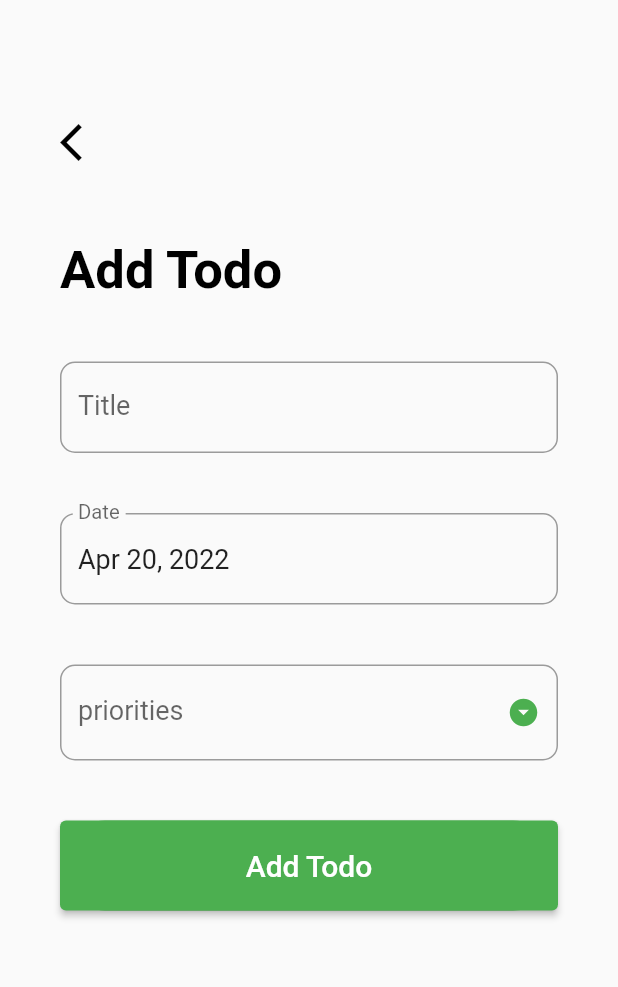
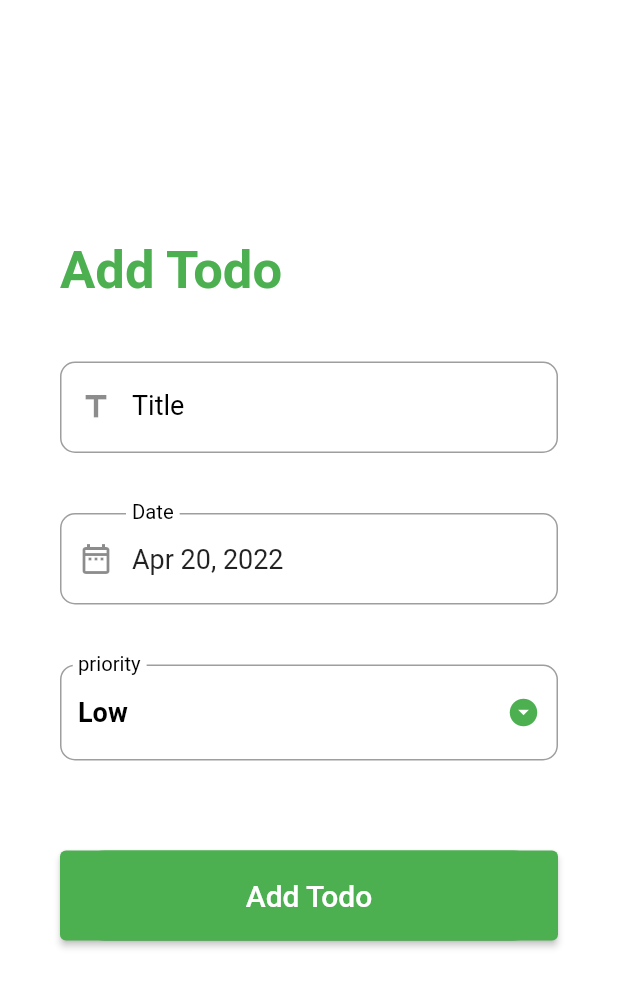
Before and after one commit to waynetipsy/Cop_Todo, a Flutter app: the AddNote screen opened directly, on a phone screen of 412 x 824 dp. Shown: the top 987 px of the screen. Run offline on Flutter 3.47's test engine with Material 2 defaults, Android fonts, the light colour scheme and no system bars; our stand-ins replace animated_text_kit, cloud_firestore, firebase_auth, firebase_core, fluttertoast, font_awesome_flutter and 4 more; accounts and stored records are empty.

Commit message:
New Changes

```diff
--- a/lib/main.dart
+++ b/lib/main.dart
@@ -1,7 +1,7 @@
 import 'package:firebase_core/firebase_core.dart';
 import 'package:flutter/material.dart';
 import 'package:login_todo/authchange.dart';
-//import './screen/splashscreen.dart';
+
 
 
 
--- a/lib/maindrawer.dart
+++ b/lib/maindrawer.dart
@@ -1,7 +1,6 @@
 import 'package:flutter/material.dart';
 import './custom_page_route.dart';
 import 'package:font_awesome_flutter/font_awesome_flutter.dart';
-import 'package:login_todo/calendar.dart';
 import 'package:login_todo/logout.dart';
 import './pages/homepage.dart';
 
@@ -86,7 +85,7 @@ class _MainDrawerState extends State<MainDrawer> {
         ListTile(
           onTap: () {
           showAboutDialog(context: context,
-          applicationLegalese: 'This is a task management app to help you stay organized and manage your day-to-day todo task.',
+          applicationLegalese: 'This is a task management app to help you stay organized and manage your day-to-day todo task.Built with Sqlite and Firebase',
           applicationName: 'Todo Note App'
            );
           },
--- a/lib/models/todo_model.dart
+++ b/lib/models/todo_model.dart
@@ -1,3 +1,5 @@
+import 'dart:convert';
+
 class Todo {
   int? id;
   String? title;
@@ -6,7 +8,6 @@ class Todo {
   int? status;
 
   Todo({
-
      this.title,
      this.date,
      this.priority,
@@ -24,7 +25,7 @@ class Todo {
   Map<String, dynamic> toMap() {
     final map = Map<String, dynamic>();
 
-    if(id != null){
+    if(id != null) {
     map['id'] = id;
   }
 
@@ -34,12 +35,59 @@ class Todo {
     map['status'] = status;
     return map;
   }
-  factory Todo.fromMap(Map<String, dynamic> map){
+  factory Todo.fromMap(Map<String, dynamic> map) {
     return Todo.withId(
       id: map['id'],
       title: map['title'],
+      date: DateTime.parse(map['date']),
       priority: map['priority'],
       status: map['status'],
     );
   }
+
+ /*  Todo copyWith({
+    int? id,
+    String? title,
+    DateTime? date,
+    String? priority,
+    int? status,
+  }) {
+    return Todo(
+      id: id ?? this.id,
+      title: title ?? this.title,
+      date: date ?? this.date,
+      priority: priority ?? this.priority,
+      status: status ?? this.status,
+    );
   }
+
+  String toJson() => json.encode(toMap());
+
+  factory Todo.fromJson(String source) => Todo.fromMap(json.decode(source));
+
+  @override
+  String toString() {
+    return 'Todo(id: $id, title: $title, date: $date, priority: $priority, status: $status)';
+  }
+
+  @override
+  bool operator ==(Object other) {
+    if (identical(this, other)) return true;
+
+    return other is Todo &&
+      other.id == id &&
+      other.title == title &&
+      other.date == date &&
+      other.priority == priority &&
+      other.status == status;
+  }
+
+  @override
+  int get hashCode {
+    return id.hashCode ^
+      title.hashCode ^
+      date.hashCode ^
+      priority.hashCode ^
+      status.hashCode;
+  } */
+}
--- a/lib/pages/addnote.dart
+++ b/lib/pages/addnote.dart
@@ -23,26 +23,31 @@ class AddNote extends StatefulWidget {
 class _AddNoteState extends State<AddNote> {
 
   String _title  = '';
-  late String description;
+  String _priority = 'Low';
+  // late String description;
+  //int _status = 0;
   String btnText = 'Add Note';
   String titleText = 'Add Note';
-   String? priority;
   DateTime _date = DateTime.now();
+
   final _formKey = GlobalKey<FormState>();
 
-   TextEditingController _dateController = TextEditingController();
+  TextEditingController _dateController = TextEditingController();
 
-   final DateFormat _dateFormatter = DateFormat('MMM dd, yyyy');
-    List<String> priorities = ['Low ', 'Medium', 'High'];
+ final DateFormat _dateFormatter = DateFormat('MMM dd, yyyy');
+ final List<String> _priorities = ['Low', 'Medium', 'High'];
+
+  get status => null;
+  get id => null;
 
       @override
-   void initState() {
+    void initState() {
      super.initState();
 
      if(widget.todo != null) {
       _title = widget.todo!.title!;
       _date = widget.todo!.date!;
-      priority = widget.todo!.priority!;
+      _priority = widget.todo!.priority!;
 
       setState(() {
         btnText = 'Update Todo';
@@ -105,12 +110,14 @@ class _AddNoteState extends State<AddNote> {
    _submit() {
    if(_formKey.currentState!.validate()) {
      _formKey.currentState!.save();
-     print('$_title, $priority, $_date');
+     print('$_title, $_priority, $_date');
 
-     Todo todo = Todo(
-       title: _title,
+      Todo todo = Todo (
+        //id: id,
+         title: _title,
        date: _date,
-       priority: priority,
+       priority: _priority,
+
        );
 
        if(widget.todo == null) {
@@ -134,7 +141,7 @@ class _AddNoteState extends State<AddNote> {
             ),
            );
          }
-         widget.updateTodoList!();
+         //widget.updateTodoList!();
     }
    }
 
@@ -142,7 +149,9 @@ class _AddNoteState extends State<AddNote> {
   @override
   Widget build(BuildContext context) {
     return Scaffold(
+      backgroundColor: Colors.white,
       body: GestureDetector(
+
         onTap: () => FocusScope.of(context).unfocus(),
         child: SingleChildScrollView(
           child: Container(
@@ -156,14 +165,15 @@ class _AddNoteState extends State<AddNote> {
                   onTap: () => Navigator.pushReplacement(
                     context, MaterialPageRoute(builder: (_) => HomePage(),)),
                     child: Icon(Icons.arrow_back_ios,
+
                     size: 30.0,
-                  color: Colors.black,
+                  color: Colors.white,
                     ),
                   ),
                 SizedBox(height: 50.0),
                 Text(titleText,
                 style: TextStyle(
-                color: Colors.black,
+                color: Colors.green,
                 fontSize: 35,
                 fontWeight: FontWeight.bold,
                  ),
@@ -177,29 +187,35 @@ class _AddNoteState extends State<AddNote> {
                       child: TextFormField(
                         style: TextStyle(fontSize: 18.0),
                         decoration: InputDecoration(
-
+                          prefixIcon: Icon(Icons.title_outlined,
+                          ),
                           labelText: 'Title',
                           labelStyle: TextStyle(
+                            color: Colors.black,
                             fontSize: 18.0 ),
                             border: OutlineInputBorder(
                               borderRadius: BorderRadius.circular(10.0),
-                            )
+                            ),
                           ),
                           validator: (input) =>
-                        input!.trim().isEmpty ? 'please enter a todo title' : null,
+                        input!.trim().isEmpty ? 'Please enter title': null,
                         onSaved: (input) => _title = input!,
                        initialValue: _title,
                         ),
                       ),
                       Padding(padding: EdgeInsets.symmetric(vertical: 20.0),
                          child: TextFormField(
+
                            readOnly: true,
                            controller: _dateController,
                         style: TextStyle(fontSize: 18.0),
                         onTap: _handleDataPicker,
                         decoration: InputDecoration(
+                        prefixIcon: Icon(Icons.date_range_outlined),
+                        //prefixIconColor: Colors.green,
                           labelText: 'Date',
                           labelStyle: TextStyle(
+                            color: Colors.black,
                             fontSize: 18.0 ),
                             border: OutlineInputBorder(
                               borderRadius: BorderRadius.circular(10.0),
@@ -214,7 +230,8 @@ class _AddNoteState extends State<AddNote> {
                         icon: Icon(Icons.arrow_drop_down_circle),
                          iconSize: 22.0,
                          iconEnabledColor: Colors.green,
-                        items: priorities.map((String priority) {
+                         //value: _priority,
+                        items: _priorities.map((String priority) {
 
                           return DropdownMenuItem(
                             value: priority,
@@ -222,6 +239,7 @@ class _AddNoteState extends State<AddNote> {
                               priority,
                               style: TextStyle(
                                 color: Colors.black,
+                                fontWeight: FontWeight.bold,
                                 fontSize: 18.0,
                               ),
                             ),
@@ -229,22 +247,27 @@ class _AddNoteState extends State<AddNote> {
                         }).toList(),
                       style: TextStyle(fontSize: 18.0),
                       decoration: InputDecoration(
-                        labelText: 'priorities',
-                      labelStyle: TextStyle(fontSize: 18.0),
+                        labelText: 'priority',
+                      labelStyle: TextStyle(
+                        fontSize: 18.0,
+                        color: Colors.black,
+                      ),
                         border: OutlineInputBorder(
                       borderRadius: BorderRadius.circular(10.0)
                         ),
                       ),
-                     validator: (input) => priority == null ? 'Please select a priority level' : null,
+                     validator: (input) => _priority == null ? 'Please select a priority level' : null,
+                    //validator: (value) => value == null ? 'Please select a priority level' : null,
                       onChanged: (value) {
                           setState(() {
-                            priority = value.toString();
-                            print(priority);
+                            _priority = value.toString();
+
                           });
                          },
-                      value: priority,
+                      value: _priority,
                       ),
                     ),
+                    SizedBox(height: 20),
                 Container(
                   margin: EdgeInsets.symmetric(vertical: 20.0),
                    height: 60.0,
@@ -309,7 +332,7 @@ class _AddNoteState extends State<AddNote> {
 
       var data = {
        'title': _title,
-       'description': description,
+       //'description': description,
        'created': DateTime.now(),
     };
     ref.add(data);
--- a/lib/pages/homepage.dart
+++ b/lib/pages/homepage.dart
@@ -1,14 +1,12 @@
 import 'package:firebase_auth/firebase_auth.dart';
 import 'package:flutter/material.dart';
 import 'addnote.dart';
-import 'package:sqflite/sqflite.dart';
 import '../models/todo_model.dart';
 import 'package:google_fonts/google_fonts.dart';
 import '../screen/database/database.dart';
 import '../pages/addnote.dart';
 import '../maindrawer.dart';
 import 'package:cloud_firestore/cloud_firestore.dart';
-import '../viewnote.dart';
 import 'package:intl/intl.dart';
 
 
@@ -54,8 +52,8 @@ class _HomePageState extends State<HomePage> {
        children: [
          ListTile(
            title: Text(todo.title!, style: TextStyle(
-             fontSize: 18.0,
-             color: Colors.white,
+             fontSize: 28.0,
+             color: Colors.black,
              decoration: todo.status == 0
              ? TextDecoration.none
              : TextDecoration.lineThrough
@@ -63,8 +61,8 @@ class _HomePageState extends State<HomePage> {
            ),
            subtitle: Text('${_dateFormatter.format(todo.date!)} - ${todo.priority}',
            style: TextStyle(
-             fontSize: 15.0,
-             color: Colors.white,
+             fontSize: 12.0,
+             color: Colors.green,
                decoration: todo.status == 0
              ? TextDecoration.none
              : TextDecoration.lineThrough
@@ -76,19 +74,20 @@ class _HomePageState extends State<HomePage> {
                todo.status = value! ? 1 : 0;
                DatabaseHelper.instance.updateTodo(todo);
                _updateTodoList();
-           Navigator.pushReplacement(context, MaterialPageRoute(builder: (_) => HomePage()));
+           Navigator.pushReplacement(context, MaterialPageRoute(builder: (_) => HomePage())
+              );
              },
           activeColor: Colors.green,
            ),
-           onTap: () => Navigator.push(
-             context, MaterialPageRoute(
+           onTap: () => Navigator.push(context, MaterialPageRoute(
                builder: (_) => AddNote(
-
+              updateTodoList: _updateTodoList(),
+              todo: todo,
+                 ),
                ),
-               ),
-              ),
-         ),
-         Divider(height: 5.0, color: Colors.black, thickness: 2.0,)
+             ),
+          ),
+         Divider(height: 5.0, color: Colors.black, thickness: 2.0),
        ],
      ),
     );
@@ -135,7 +134,7 @@ class _HomePageState extends State<HomePage> {
         ),
         body: FutureBuilder(
         future: _todoList,
-        builder: (context, AsyncSnapshot snapshot) {
+        builder: (BuildContext context, AsyncSnapshot snapshot) {
           if(!snapshot.hasData) {
             return Center(
               child: CircularProgressIndicator(
@@ -149,7 +148,8 @@ class _HomePageState extends State<HomePage> {
 
           return  ListView.builder(
            padding: EdgeInsets.symmetric(vertical: 80.0),
-           itemCount: int.parse(snapshot.data.length.toString()) + 1,
+
+         itemCount: int.parse(snapshot.data.length.toString()) + 1,
           itemBuilder: (BuildContext context, int index){
          if(index == 0) {
            return Padding(
@@ -163,7 +163,7 @@ class _HomePageState extends State<HomePage> {
               Text('My Tasks',
               style: TextStyle(
                 color: Colors.black,
-               fontSize: 40,
+               fontSize: 36,
                fontWeight: FontWeight.bold,
               ),
 
--- a/lib/screen/database/database.dart
+++ b/lib/screen/database/database.dart
@@ -5,7 +5,7 @@ import 'dart:io';
 
 class DatabaseHelper{
   static final DatabaseHelper instance = DatabaseHelper._instance();
-  static Database? _db = null;
+  static Database? _db;
 
   DatabaseHelper._instance();
 
@@ -16,6 +16,12 @@ class DatabaseHelper{
   String colStatus = 'status';
   String colTitle = 'title';
   String todoTable = 'todo';
+
+   // Todo Tables
+  // Id | Title | Date | Priority | Status
+  // 0     ''      ''      ''         0
+  // 2     ''      ''      ''         0
+  // 3     ''      ''      ''         0
 
 
   Future<Database?> get db async {
@@ -37,8 +43,8 @@ class DatabaseHelper{
 
  void _createDb(Database db, int version) async{
    await db.execute(
-   'CREATE TABLE $todoTable($colId INTEGER PRIMARY KEY AUTOINCREMENT, $colTitle TEXT, $colDate Text, $colPriority TEXT, $colStatus INTEGER)'
-   );
+   'CREATE TABLE $todoTable($colId INTEGER PRIMARY KEY AUTOINCREMENT, $colTitle TEXT, $colDate Text, $colPriority TEXT, $colStatus INTEGER)');
+
   }
 
   Future<List<Map<String, dynamic>>> getTodoMapList() async {
```
Lines whose indentation alone changed are shown as unchanged.
